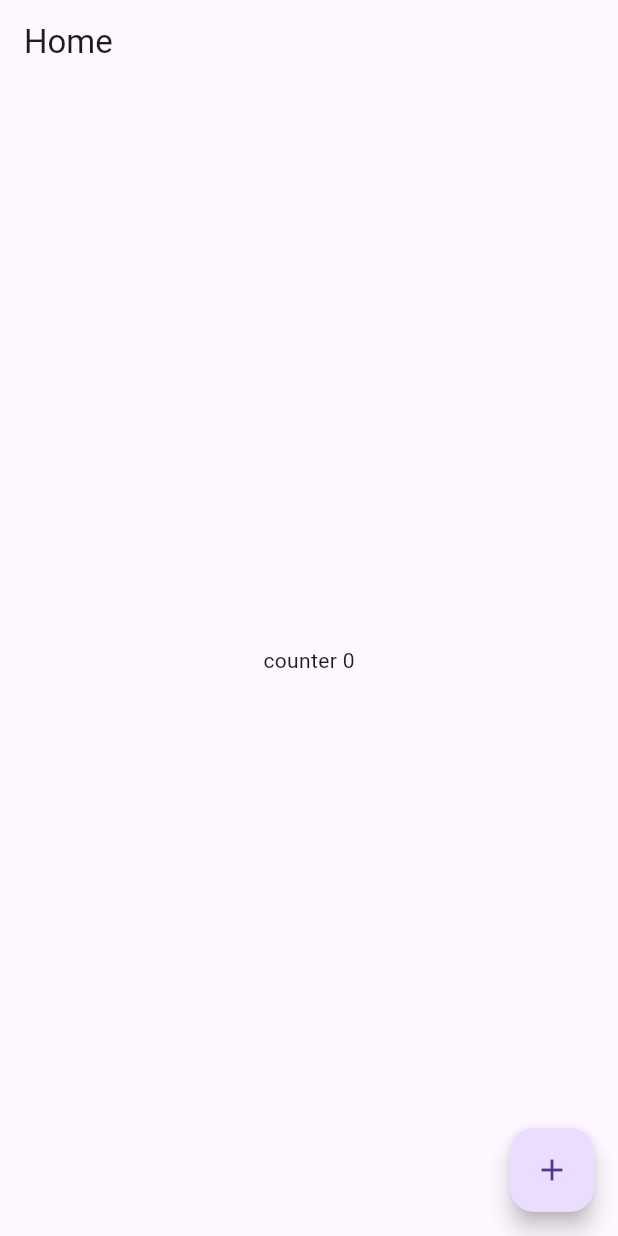
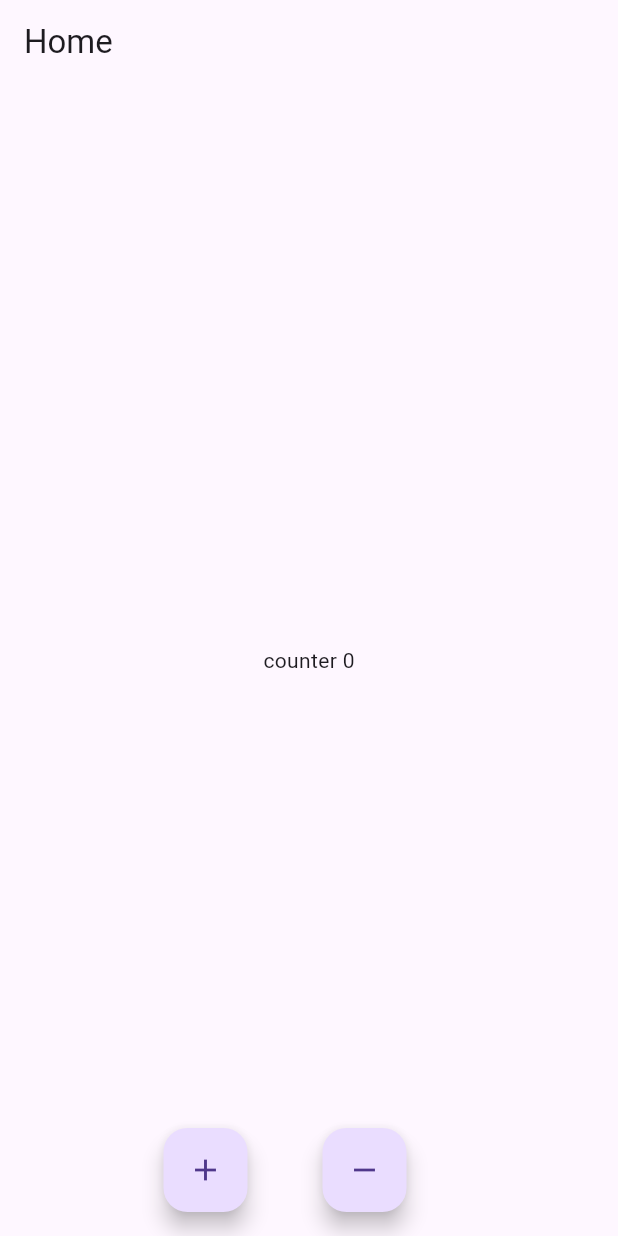
Before and after one commit to SilverShadow123/learning-flutter, a Flutter app: the screen it shows after launch, on a phone screen of 412 x 824 dp. Run offline on Flutter 3.47's test engine with Material 3 defaults, Android fonts, the phone set to English and light mode, and no system bars.

```diff
--- a/lib/main.dart
+++ b/lib/main.dart
@@ -35,7 +35,10 @@ class _HomeState extends State<Home> {
       body: Center(
         child: Text('counter $counter'),
       ),
-      floatingActionButton: FloatingActionButton(
+      floatingActionButton: Row(
+        mainAxisAlignment: MainAxisAlignment.center,
+        children: [
+          FloatingActionButton(
             onPressed: () {
               counter++;
               print(counter);
@@ -45,6 +48,20 @@ class _HomeState extends State<Home> {
             },
             child: Icon(Icons.add),
           ),
+          SizedBox(width:50,),
+
+          FloatingActionButton(
+            onPressed: () {
+              counter--;
+              print(counter);
+              setState(() {
+
+              });
+            },
+            child: Icon(Icons.remove),
+          ),
+        ],
+      ),
     );
   }
 }
```
Lines whose indentation alone changed are shown as unchanged.
